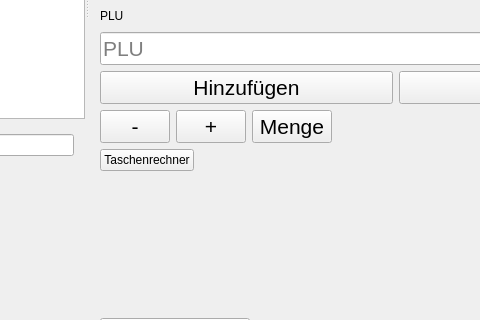
Old version of the form mainwindow.ui in the repository scheible/kassensystem; both pictures show x 374 to 854 and y 385 to 705 of the 1087 by 786 pixel window.
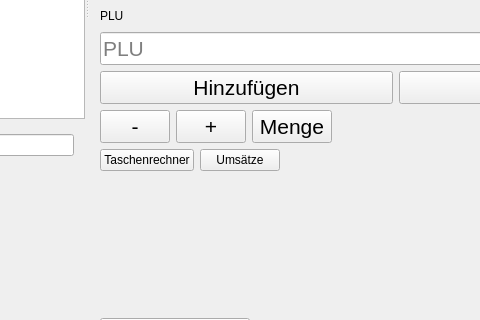
New version of the form.

Commit message: two screen support colors for articles colors for categories reporting

Diff of the .ui file:
```diff
--- a/mainwindow.ui
+++ b/mainwindow.ui
@@ -439,6 +439,13 @@
             </property>
            </widget>
           </item>
+          <item>
+           <widget class="QPushButton" name="btnReporting">
+            <property name="text">
+             <string>Umsätze</string>
+            </property>
+           </widget>
+          </item>
           <item>
            <spacer name="horizontalSpacer_3">
             <property name="orientation">
```
The commit also changes 88 other files.
